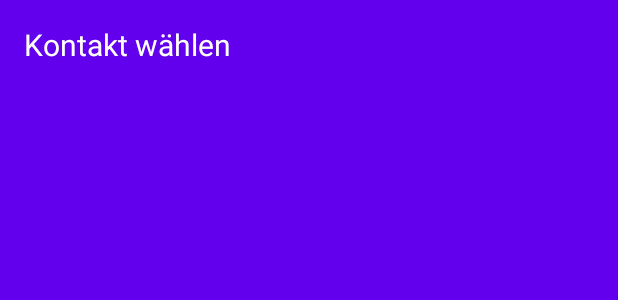
After one commit to kharinasun24/MyApplication, an Android app built with Jetpack Compose: the layout activity_contacts.xml on its own in the app's theme, with its tools: preview values and no code run, on a phone screen of 412 x 824 dp. The commit adds this screen. Shown: the top 300 px of the screen. Run offline under Robolectric (Android 15) with nearby library versions, the phone set to English and light mode, and no system bars.

Commit message:
ContactsActivity implemented. Gricery list can now be sent via chooser.

```diff
--- a/app/build.gradle
+++ b/app/build.gradle
@@ -3,7 +3,7 @@ plugins {
     alias(libs.plugins.kotlin.android)
     alias(libs.plugins.kotlin.compose)
     id("kotlin-kapt") // Hinzugefügt
-
+    id("kotlin-parcelize")  // Hinzugefügt
 }
 
 android {
--- a/app/src/main/java/com/example/myapplication/adapter/GroceryAdapter.kt
+++ b/app/src/main/java/com/example/myapplication/adapter/GroceryAdapter.kt
@@ -25,6 +25,7 @@ class GroceryAdapter(private val onDelete: (GroceryItem) -> Unit) :
         holder.bind(item)
     }
 
+
     inner class GroceryViewHolder(private val binding: ItemGroceryBinding) :
         RecyclerView.ViewHolder(binding.root) {
 
--- a/app/src/main/java/com/example/myapplication/GroceryApplication.kt
+++ b/app/src/main/java/com/example/myapplication/database/GroceryApplication.kt
@@ -1,4 +1,4 @@
-package com.example.myapplication
+package com.example.myapplication.database
 
 import android.app.Application
 
--- a/app/src/main/java/com/example/myapplication/GroceryDao.kt
+++ b/app/src/main/java/com/example/myapplication/database/GroceryDao.kt
@@ -1,4 +1,4 @@
-package com.example.myapplication
+package com.example.myapplication.database
 
 import androidx.lifecycle.LiveData
 import androidx.room.*
--- a/app/src/main/java/com/example/myapplication/GroceryDatabase.kt
+++ b/app/src/main/java/com/example/myapplication/database/GroceryDatabase.kt
@@ -1,4 +1,4 @@
-package com.example.myapplication
+package com.example.myapplication.database
 
 import android.content.Context
 import androidx.room.Database
--- a/app/src/main/java/com/example/myapplication/viewmodel/GroceryViewModel.kt
+++ b/app/src/main/java/com/example/myapplication/viewmodel/GroceryViewModel.kt
@@ -1,11 +1,9 @@
 package com.example.myapplication.viewmodel
 
-import androidx.lifecycle.LiveData
-import androidx.lifecycle.MutableLiveData
 import androidx.lifecycle.ViewModel
 import androidx.lifecycle.viewModelScope
 import kotlinx.coroutines.launch
-import com.example.myapplication.GroceryDao
+import com.example.myapplication.database.GroceryDao
 import com.example.myapplication.model.GroceryItem
 
 class GroceryViewModel(private val dao: GroceryDao) : ViewModel() {
--- a/app/src/main/java/com/example/myapplication/GroceryViewModelFactory.kt
+++ b/app/src/main/java/com/example/myapplication/viewmodel/GroceryViewModelFactory.kt
@@ -1,9 +1,8 @@
-package com.example.myapplication
+package com.example.myapplication.viewmodel
 
 import androidx.lifecycle.ViewModel
 import androidx.lifecycle.ViewModelProvider
-import com.example.myapplication.GroceryDao
-import com.example.myapplication.viewmodel.GroceryViewModel
+import com.example.myapplication.database.GroceryDao
 
 class GroceryViewModelFactory(private val dao: GroceryDao) : ViewModelProvider.Factory {
     override fun <T : ViewModel> create(modelClass: Class<T>): T {
--- /dev/null
+++ b/app/src/main/res/layout/activity_contacts.xml
@@ -0,0 +1,21 @@
+<?xml version="1.0" encoding="utf-8"?>
+<LinearLayout xmlns:android="http://schemas.android.com/apk/res/android"
+    android:layout_width="match_parent"
+    android:layout_height="match_parent"
+    android:orientation="vertical"
+    android:padding="16dp"
+    android:background="#6200EE">
+
+    <TextView
+        android:layout_width="wrap_content"
+        android:layout_height="wrap_content"
+        android:text="@string/select_contact"
+        android:textSize="20sp"
+        android:textColor="@color/nav_text_color"
+        android:paddingBottom="16dp" />
+
+    <ListView
+        android:id="@+id/listViewContacts"
+        android:layout_width="match_parent"
+        android:layout_height="wrap_content" />
+</LinearLayout>
--- a/app/src/main/res/values/strings.xml
+++ b/app/src/main/res/values/strings.xml
@@ -5,7 +5,9 @@
     <string name="quantity">Menge</string>
     <string name="product_name">Produkt-Name, Größe / Gewicht</string>
     <string name="delete_product">Produkt löschen</string>
-    <string name="home">Übersicht</string>
+    <string name="home">Senden</string>
     <string name="contacts">Kontakte</string>
+    <string name="sendto">Senden an...</string>
     <string name="delete_all">alle Löschen</string>
+    <string name="select_contact">Kontakt wählen</string>
 </resources>
--- a/build.gradle
+++ b/build.gradle
@@ -1,5 +1,7 @@
 // Top-level build file where you can add configuration options common to all sub-projects/modules.
 plugins {
+
+
 alias(libs.plugins.android.application) apply false
     alias(libs.plugins.kotlin.android) apply false
     alias(libs.plugins.kotlin.compose) apply false
```
Also changed, not shown: app/src/main/AndroidManifest.xml (+7 -1 lines), app/src/main/java/com/example/myapplication/Contact.kt (added, +26 -0 lines), app/src/main/java/com/example/myapplication/ContactsActivity.kt (+96 -1 lines), app/src/main/java/com/example/myapplication/MainActivity.kt (+18 -1 lines), app/src/main/java/com/example/myapplication/adapter/ContactAdapter.kt (added, +27 -0 lines), app/src/main/java/com/example/myapplication/model/GroceryItem.kt (+9 -11 lines), app/src/main/res/layout/contact_list_item.xml (added, +25 -0 lines), app/src/main/res/drawable/ic_home.png, 2 other files.
